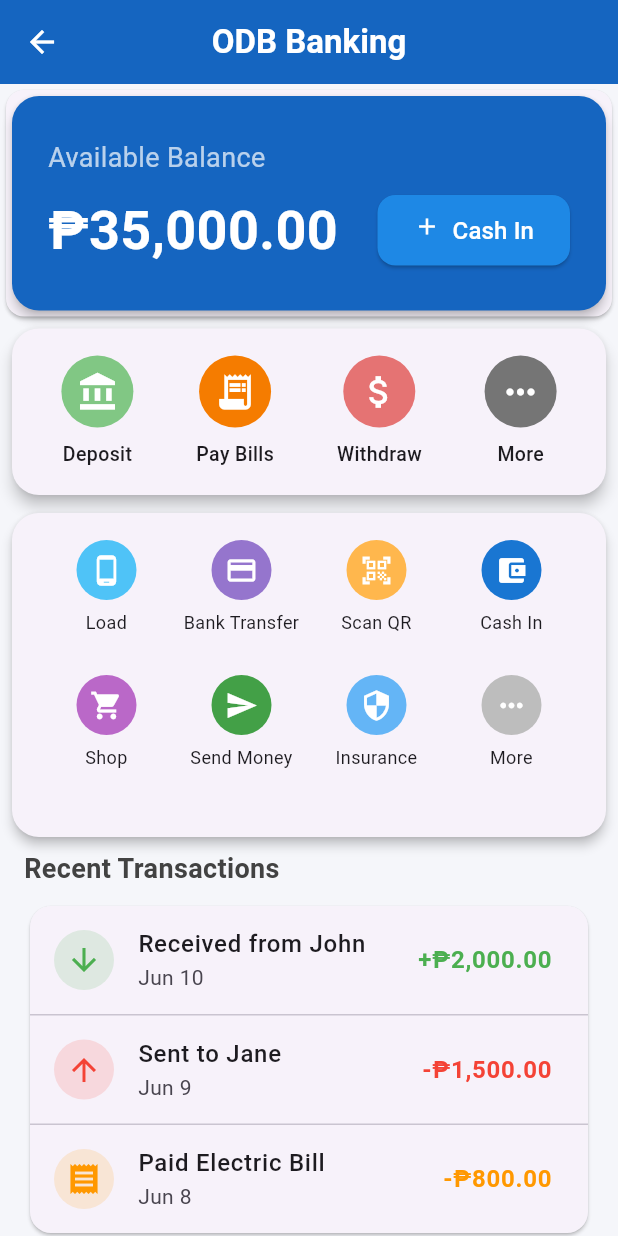
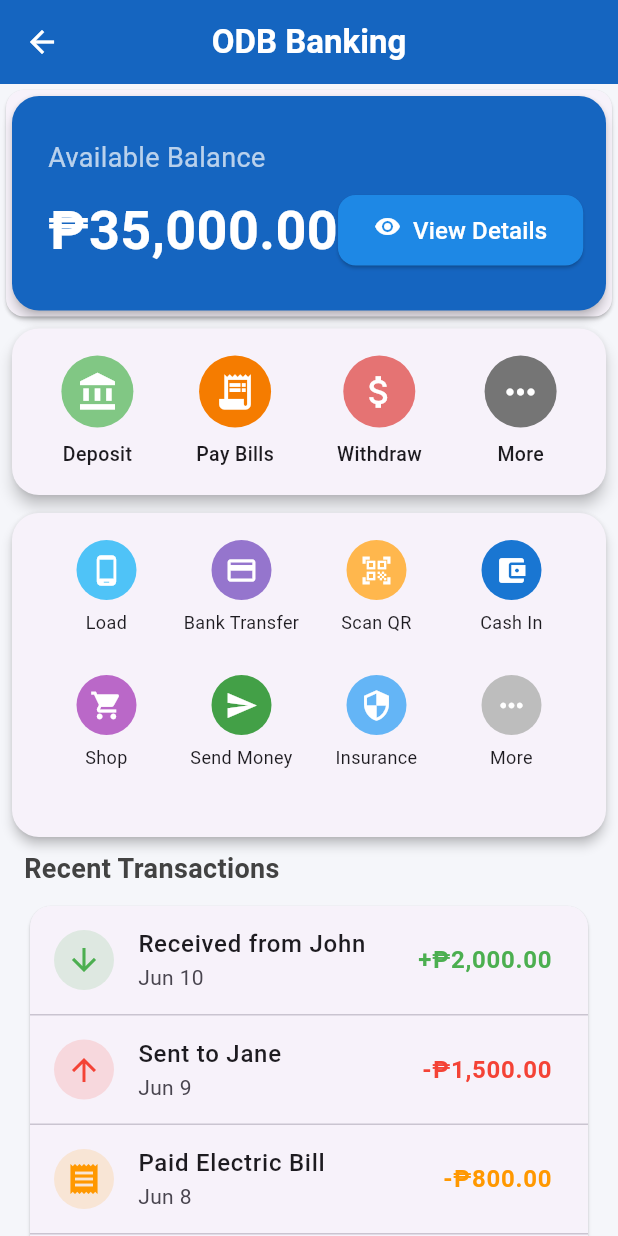
Before and after one commit to Badymits/atm-flutter-ui, a Flutter app: the HomePage screen opened directly, on a phone screen of 412 x 824 dp. Run offline on Flutter 3.47's test engine with Material 3 defaults, Android fonts, the phone set to English and light mode, and no system bars.

Commit message:
added text for transaction and updated text for balance

```diff
--- a/lib/main.dart
+++ b/lib/main.dart
@@ -292,10 +292,10 @@ class HomePage extends StatelessWidget {
                                     _navigateTo(context, const BalancePage()),
                                 child: Wrap(
                                   children: [
-                                    Icon(Icons.add, color: Colors.white),
+                                    Icon(Icons.visibility, color: Colors.white),
                                     const SizedBox(width: 8),
                                     Text(
-                                      'Cash In',
+                                      'View Details',
                                       style: TextStyle(
                                         color: Colors.white,
                                         fontSize: 16,
@@ -488,6 +488,17 @@ class HomePage extends StatelessWidget {
                       date: 'Jun 8',
                       onTap: () =>
                           _navigateTo(context, const TransactionDetailPage()),
+                    ),
+                    const Divider(height: 1),
+                    Text(
+                      'View All Transactions',
+                      style: TextStyle(
+                        color: Colors.blue[800],
+                        fontSize: 14,
+                        fontWeight: FontWeight.w500,
+                      ),
+                      textAlign: TextAlign.right,
+                      //onTap: () => _navigateTo(context, const TransactionDetailPage()),
                     ),
                   ],
                 ),
```
